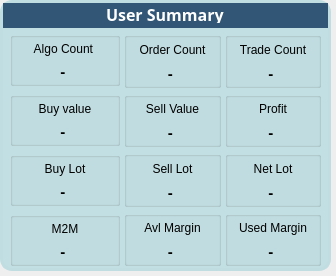
Above: Cards/summary_cards.ui from Likithanaidu07/qt before the change. Below: the same form after it.
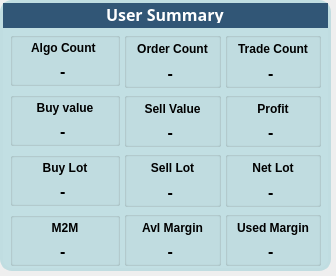
That is the form after the change. Icons and pictures are not drawn.

What changed in the file:
```diff
--- a/Cards/summary_cards.ui
+++ b/Cards/summary_cards.ui
@@ -183,6 +183,11 @@
            </property>
            <item>
             <widget class="QLabel" name="label_2">
+             <property name="font">
+              <font>
+               <bold>true</bold>
+              </font>
+             </property>
              <property name="text">
               <string>Algo Count </string>
              </property>
@@ -205,7 +210,7 @@
 &lt;head/&gt;
 &lt;body&gt;
     &lt;p style=&quot;text-align: center;&quot;&gt;
-        &lt;span style=&quot;font-size: 11pt; font-weight: 700;&quot;&gt;
+        &lt;span style=&quot;font-size: 12pt; font-weight: 700;&quot;&gt;
             -
         &lt;/span&gt;
     &lt;/p&gt;
@@ -232,6 +237,11 @@
            </property>
            <item>
             <widget class="QLabel" name="label_6">
+             <property name="font">
+              <font>
+               <bold>true</bold>
+              </font>
+             </property>
              <property name="text">
               <string>Buy value</string>
              </property>
@@ -247,7 +257,7 @@
 &lt;head/&gt;
 &lt;body&gt;
     &lt;p style=&quot;text-align: center;&quot;&gt;
-        &lt;span style=&quot;font-size: 11pt; font-weight: 700;&quot;&gt;
+        &lt;span style=&quot;font-size: 12pt; font-weight: 700;&quot;&gt;
             -
         &lt;/span&gt;
     &lt;/p&gt;
@@ -274,6 +284,11 @@
            </property>
            <item>
             <widget class="QLabel" name="label_20">
+             <property name="font">
+              <font>
+               <bold>true</bold>
+              </font>
+             </property>
              <property name="text">
               <string>Buy Lot</string>
              </property>
@@ -289,7 +304,7 @@
 &lt;head/&gt;
 &lt;body&gt;
     &lt;p style=&quot;text-align: center;&quot;&gt;
-        &lt;span style=&quot;font-size: 11pt; font-weight: 700;&quot;&gt;
+        &lt;span style=&quot;font-size: 12pt; font-weight: 700;&quot;&gt;
             -
         &lt;/span&gt;
     &lt;/p&gt;
@@ -328,6 +343,11 @@
                <height>0</height>
               </size>
              </property>
+             <property name="font">
+              <font>
+               <bold>true</bold>
+              </font>
+             </property>
              <property name="text">
               <string>M2M</string>
              </property>
@@ -343,7 +363,7 @@
 &lt;head/&gt;
 &lt;body&gt;
     &lt;p style=&quot;text-align: center;&quot;&gt;
-        &lt;span style=&quot;font-size: 11pt; font-weight: 700;&quot;&gt;
+        &lt;span style=&quot;font-size: 12pt; font-weight: 700;&quot;&gt;
             -
         &lt;/span&gt;
     &lt;/p&gt;
@@ -374,6 +394,11 @@
            </property>
            <item>
             <widget class="QLabel" name="label_7">
+             <property name="font">
+              <font>
+               <bold>true</bold>
+              </font>
+             </property>
              <property name="text">
               <string>Order Count</string>
              </property>
@@ -389,7 +414,7 @@
 &lt;head/&gt;
 &lt;body&gt;
     &lt;p style=&quot;text-align: center;&quot;&gt;
-        &lt;span style=&quot;font-size: 11pt; font-weight: 700;&quot;&gt;
+        &lt;span style=&quot;font-size: 12pt; font-weight: 700;&quot;&gt;
             -
         &lt;/span&gt;
     &lt;/p&gt;
@@ -416,6 +441,11 @@
            </property>
            <item>
             <widget class="QLabel" name="label_8">
+             <property name="font">
+              <font>
+               <bold>true</bold>
+              </font>
+             </property>
              <property name="text">
               <string>Sell Value</string>
              </property>
@@ -431,7 +461,7 @@
 &lt;head/&gt;
 &lt;body&gt;
     &lt;p style=&quot;text-align: center;&quot;&gt;
-        &lt;span style=&quot;font-size: 11pt; font-weight: 700;&quot;&gt;
+        &lt;span style=&quot;font-size: 12pt; font-weight: 700;&quot;&gt;
             -
         &lt;/span&gt;
     &lt;/p&gt;
@@ -476,6 +506,11 @@
                <height>0</height>
               </size>
              </property>
+             <property name="font">
+              <font>
+               <bold>true</bold>
+              </font>
+             </property>
              <property name="text">
               <string>Sell Lot</string>
              </property>
@@ -494,7 +529,7 @@
 &lt;head/&gt;
 &lt;body&gt;
     &lt;p style=&quot;text-align: center;&quot;&gt;
-        &lt;span style=&quot;font-size: 11pt; font-weight: 700;&quot;&gt;
+        &lt;span style=&quot;font-size: 12pt; font-weight: 700;&quot;&gt;
             -
         &lt;/span&gt;
     &lt;/p&gt;
@@ -527,6 +562,11 @@
            </property>
            <item>
             <widget class="QLabel" name="label_10">
+             <property name="font">
+              <font>
+               <bold>true</bold>
+              </font>
+             </property>
              <property name="text">
               <string>Avl Margin</string>
              </property>
@@ -542,7 +582,7 @@
 &lt;head/&gt;
 &lt;body&gt;
     &lt;p style=&quot;text-align: center;&quot;&gt;
-        &lt;span style=&quot;font-size: 11pt; font-weight: 700;&quot;&gt;
+        &lt;span style=&quot;font-size: 12pt; font-weight: 700;&quot;&gt;
             -
         &lt;/span&gt;
     &lt;/p&gt;
@@ -573,6 +613,11 @@
            </property>
            <item>
             <widget class="QLabel" name="m2mlabel">
+             <property name="font">
+              <font>
+               <bold>true</bold>
+              </font>
+             </property>
              <property name="text">
               <string>Trade Count</string>
              </property>
@@ -588,7 +633,7 @@
 &lt;head/&gt;
 &lt;body&gt;
     &lt;p style=&quot;text-align: center;&quot;&gt;
-        &lt;span style=&quot;font-size: 11pt; font-weight: 700;&quot;&gt;
+        &lt;span style=&quot;font-size: 12pt; font-weight: 700;&quot;&gt;
             -
         &lt;/span&gt;
     &lt;/p&gt;
@@ -615,6 +660,11 @@
            </property>
            <item>
             <widget class="QLabel" name="label_13">
+             <property name="font">
+              <font>
+               <bold>true</bold>
+              </font>
+             </property>
              <property name="text">
               <string>Profit</string>
              </property>
@@ -630,7 +680,7 @@
 &lt;head/&gt;
 &lt;body&gt;
     &lt;p style=&quot;text-align: center;&quot;&gt;
-        &lt;span style=&quot;font-size: 11pt; font-weight: 700;&quot;&gt;
+        &lt;span style=&quot;font-size: 12pt; font-weight: 700;&quot;&gt;
             -
         &lt;/span&gt;
     &lt;/p&gt;
@@ -663,6 +713,11 @@
            </property>
            <item>
             <widget class="QLabel" name="label_14">
+             <property name="font">
+              <font>
+               <bold>true</bold>
+              </font>
+             </property>
              <property name="text">
               <string>Net Lot</string>
              </property>
@@ -681,7 +736,7 @@
 &lt;head/&gt;
 &lt;body&gt;
     &lt;p style=&quot;text-align: center;&quot;&gt;
-        &lt;span style=&quot;font-size: 11pt; font-weight: 700;&quot;&gt;
+        &lt;span style=&quot;font-size: 12pt; font-weight: 700;&quot;&gt;
             -
         &lt;/span&gt;
     &lt;/p&gt;
@@ -708,6 +763,11 @@
            </property>
            <item>
             <widget class="QLabel" name="label_16">
+             <property name="font">
+              <font>
+               <bold>true</bold>
+              </font>
+             </property>
              <property name="text">
               <string>Used Margin</string>
              </property>
@@ -723,7 +783,7 @@
 &lt;head/&gt;
 &lt;body&gt;
     &lt;p style=&quot;text-align: center;&quot;&gt;
-        &lt;span style=&quot;font-size: 11pt; font-weight: 700;&quot;&gt;
+        &lt;span style=&quot;font-size: 12pt; font-weight: 700;&quot;&gt;
             -
         &lt;/span&gt;
     &lt;/p&gt;
```
Left out of the diff: 3 changed lines with no effect on the pictures.
